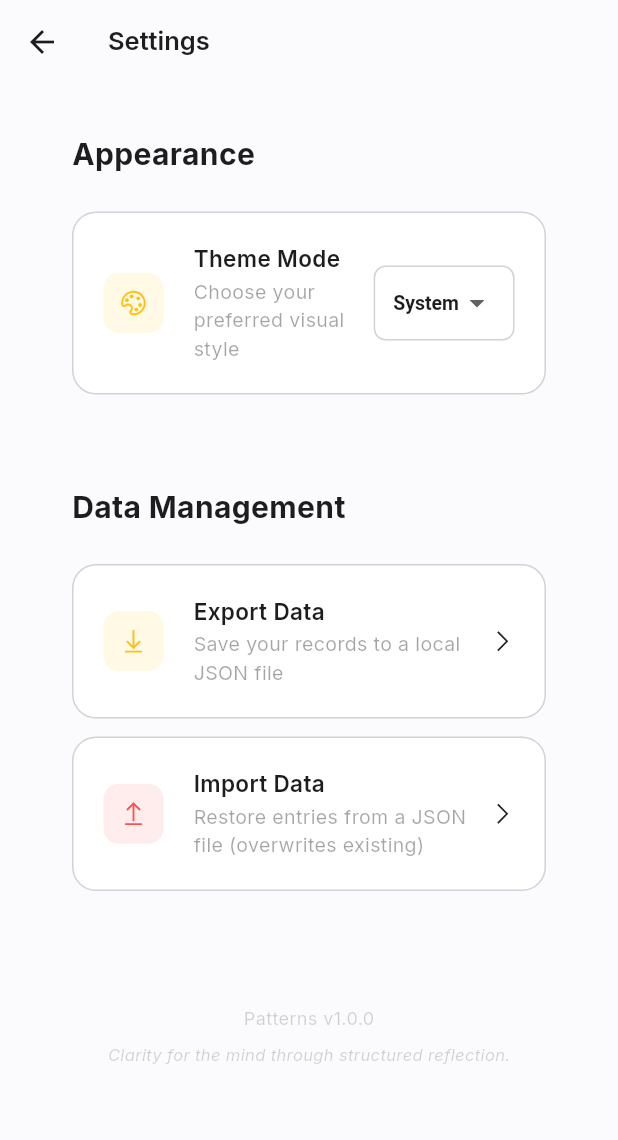
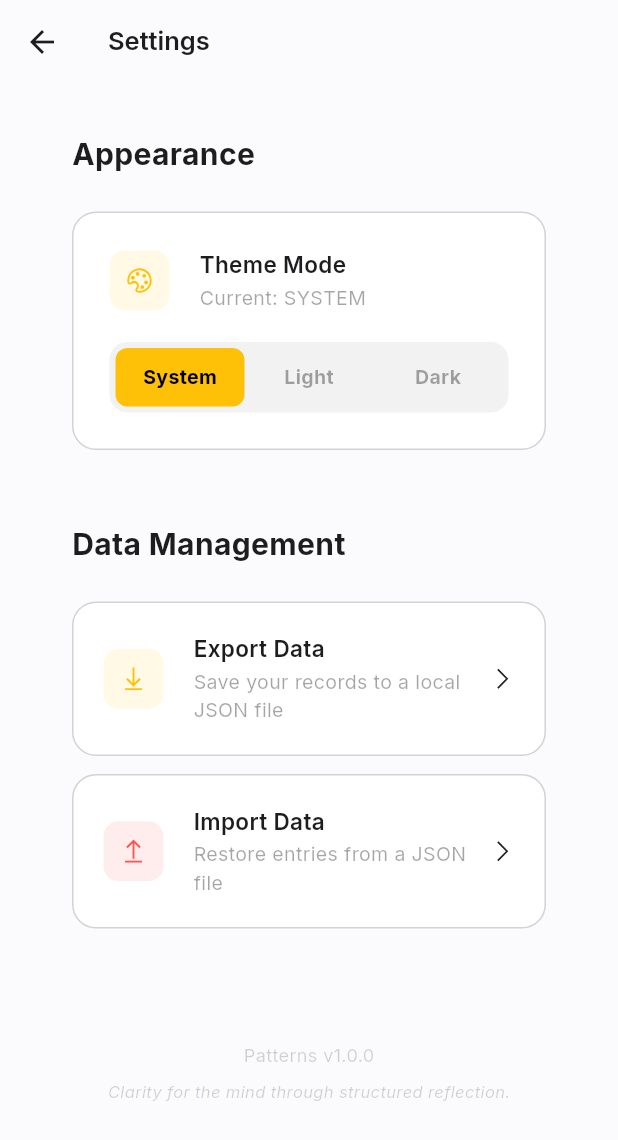
Before and after one commit to maskedsyntax/patterns, a Flutter app: the SettingsScreen screen opened directly, on a phone screen of 412 x 824 dp. Shown: the top 1140 px of the screen. Run offline on Flutter 3.47's test engine with Material 3 defaults, Android fonts, the phone set to English and light mode, and no system bars; our stand-ins replace file_picker, flutter_riverpod, google_fonts, line_icons, sqflite_common_ffi; accounts and stored records are empty.

Commit message:
Fix theme toggle logic, overhaul Settings UI with custom theme selector, and improve Import/Export workflow

```diff
--- a/lib/main.dart
+++ b/lib/main.dart
@@ -16,8 +16,8 @@ class ThemeModeNotifier extends Notifier<ThemeMode> {
     state = mode;
   }
 
-  void toggle() {
-    if (state == ThemeMode.dark) {
+  void toggle(bool currentlyDark) {
+    if (currentlyDark) {
       state = ThemeMode.light;
     } else {
       state = ThemeMode.dark;
@@ -74,7 +74,7 @@ class _HomeScreenState extends ConsumerState<HomeScreen> {
   @override
   Widget build(BuildContext context) {
     final theme = Theme.of(context);
-    final currentThemeMode = ref.watch(themeModeProvider);
+    final isDark = theme.brightness == Brightness.dark;
 
     return Scaffold(
       body: Row(
@@ -128,12 +128,12 @@ class _HomeScreenState extends ConsumerState<HomeScreen> {
                 const Spacer(),
                 IconButton(
                   icon: Icon(
-                    currentThemeMode == ThemeMode.dark ? Icons.light_mode_outlined : Icons.dark_mode_outlined,
+                    isDark ? Icons.light_mode_outlined : Icons.dark_mode_outlined,
                     size: 20,
                     color: theme.colorScheme.onSurface.withOpacity(0.6),
                   ),
                   onPressed: () {
-                    ref.read(themeModeProvider.notifier).toggle();
+                    ref.read(themeModeProvider.notifier).toggle(isDark);
                   },
                 ),
                 const SizedBox(height: 32),
--- a/lib/screens/settings_screen.dart
+++ b/lib/screens/settings_screen.dart
@@ -17,8 +17,6 @@ class SettingsScreen extends ConsumerWidget {
       final path = await FilePicker.platform.saveFile(
         dialogTitle: 'Export Data',
         fileName: 'patterns_export.json',
-        type: FileType.custom,
-        allowedExtensions: ['json'],
       );
       if (path != null) {
         final file = File(path);
@@ -39,11 +37,28 @@ class SettingsScreen extends ConsumerWidget {
   }
 
   Future<void> _importData(BuildContext context, WidgetRef ref) async {
+    final confirmed = await showDialog<bool>(
+      context: context,
+      builder: (context) => AlertDialog(
+        title: const Text('Import Data?'),
+        content: const Text('This will overwrite all your current journal and OCD entries. This action cannot be undone.'),
+        actions: [
+          TextButton(onPressed: () => Navigator.pop(context, false), child: const Text('Cancel')),
+          ElevatedButton(
+            style: ElevatedButton.styleFrom(backgroundColor: Colors.redAccent, foregroundColor: Colors.white),
+            onPressed: () => Navigator.pop(context, true),
+            child: const Text('Import & Overwrite')
+          ),
+        ],
+      ),
+    );
+
+    if (confirmed != true) return;
+
     try {
       final result = await FilePicker.platform.pickFiles(
-        dialogTitle: 'Import Data',
-        type: FileType.custom,
-        allowedExtensions: ['json'],
+        dialogTitle: 'Select patterns_export.json',
+        type: FileType.any,
       );
       if (result != null && result.files.single.path != null) {
         final file = File(result.files.single.path!);
@@ -83,32 +98,45 @@ class SettingsScreen extends ConsumerWidget {
             children: [
               Text('Appearance', style: GoogleFonts.inter(fontSize: 20, fontWeight: FontWeight.w700)),
               const SizedBox(height: 24),
-              _SettingsItem(
-                title: 'Theme Mode',
-                subtitle: 'Choose your preferred visual style',
-                icon: LineIcons.palette,
-                trailing: DropdownButtonHideUnderline(
-                  child: Container(
-                    padding: const EdgeInsets.symmetric(horizontal: 12),
-                    decoration: BoxDecoration(
-                      borderRadius: BorderRadius.circular(8),
-                      border: Border.all(color: theme.dividerColor),
+              _SettingsCard(
+                child: Column(
+                  children: [
+                    _SettingsRow(
+                      title: 'Theme Mode',
+                      subtitle: 'Current: ${themeMode.name.toUpperCase()}',
+                      icon: LineIcons.palette,
                     ),
-                    child: DropdownButton<ThemeMode>(
-                      value: themeMode,
-                      style: TextStyle(color: theme.colorScheme.onSurface, fontSize: 13, fontWeight: FontWeight.w600),
-                      onChanged: (mode) {
-                        if (mode != null) {
-                          ref.read(themeModeProvider.notifier).setThemeMode(mode);
-                        }
-                      },
-                      items: const [
-                        DropdownMenuItem(value: ThemeMode.system, child: Text('System')),
-                        DropdownMenuItem(value: ThemeMode.light, child: Text('Light')),
-                        DropdownMenuItem(value: ThemeMode.dark, child: Text('Dark')),
-                      ],
+                    const SizedBox(height: 20),
+                    Container(
+                      decoration: BoxDecoration(
+                        color: theme.brightness == Brightness.dark ? Colors.white.withOpacity(0.05) : Colors.black.withOpacity(0.05),
+                        borderRadius: BorderRadius.circular(12),
+                      ),
+                      padding: const EdgeInsets.all(4),
+                      child: Row(
+                        children: [
+                          _ThemeOption(
+                            label: 'System',
+                            isSelected: themeMode == ThemeMode.system,
+                            onTap: () => ref.read(themeModeProvider.notifier).setThemeMode(ThemeMode.system),
+                            theme: theme,
+                          ),
+                          _ThemeOption(
+                            label: 'Light',
+                            isSelected: themeMode == ThemeMode.light,
+                            onTap: () => ref.read(themeModeProvider.notifier).setThemeMode(ThemeMode.light),
+                            theme: theme,
+                          ),
+                          _ThemeOption(
+                            label: 'Dark',
+                            isSelected: themeMode == ThemeMode.dark,
+                            onTap: () => ref.read(themeModeProvider.notifier).setThemeMode(ThemeMode.dark),
+                            theme: theme,
+                          ),
+                        ],
+                      ),
                     ),
-                  ),
+                  ],
                 ),
               ),
               const SizedBox(height: 48),
@@ -123,7 +151,7 @@ class SettingsScreen extends ConsumerWidget {
               ),
               _SettingsItem(
                 title: 'Import Data',
-                subtitle: 'Restore entries from a JSON file (overwrites existing)',
+                subtitle: 'Restore entries from a JSON file',
                 icon: LineIcons.upload,
                 onTap: () => _importData(context, ref),
                 trailing: const Icon(LineIcons.angleRight, size: 18),
@@ -146,6 +174,103 @@ class SettingsScreen extends ConsumerWidget {
                 ),
               ),
             ],
+          ),
+        ),
+      ),
+    );
+  }
+}
+
+class _SettingsCard extends StatelessWidget {
+  final Widget child;
+  const _SettingsCard({required this.child});
+
+  @override
+  Widget build(BuildContext context) {
+    final theme = Theme.of(context);
+    return Container(
+      padding: const EdgeInsets.all(24),
+      decoration: BoxDecoration(
+        color: theme.cardTheme.color,
+        borderRadius: BorderRadius.circular(16),
+        border: Border.all(color: theme.dividerColor),
+      ),
+      child: child,
+    );
+  }
+}
+
+class _SettingsRow extends StatelessWidget {
+  final String title;
+  final String subtitle;
+  final IconData icon;
+
+  const _SettingsRow({required this.title, required this.subtitle, required this.icon});
+
+  @override
+  Widget build(BuildContext context) {
+    final theme = Theme.of(context);
+    return Row(
+      children: [
+        Container(
+          padding: const EdgeInsets.all(10),
+          decoration: BoxDecoration(
+            color: theme.colorScheme.primary.withOpacity(0.1),
+            borderRadius: BorderRadius.circular(10),
+          ),
+          child: Icon(icon, size: 20, color: theme.colorScheme.primary),
+        ),
+        const SizedBox(width: 20),
+        Column(
+          crossAxisAlignment: CrossAxisAlignment.start,
+          children: [
+            Text(title, style: const TextStyle(fontWeight: FontWeight.w600, fontSize: 15)),
+            const SizedBox(height: 2),
+            Text(
+              subtitle,
+              style: TextStyle(color: theme.colorScheme.onSurface.withOpacity(0.4), fontSize: 13)
+            ),
+          ],
+        ),
+      ],
+    );
+  }
+}
+
+class _ThemeOption extends StatelessWidget {
+  final String label;
+  final bool isSelected;
+  final VoidCallback onTap;
+  final ThemeData theme;
+
+  const _ThemeOption({
+    required this.label,
+    required this.isSelected,
+    required this.onTap,
+    required this.theme,
+  });
+
+  @override
+  Widget build(BuildContext context) {
+    return Expanded(
+      child: InkWell(
+        onTap: onTap,
+        borderRadius: BorderRadius.circular(8),
+        child: Container(
+          padding: const EdgeInsets.symmetric(vertical: 10),
+          decoration: BoxDecoration(
+            color: isSelected ? theme.colorScheme.primary : Colors.transparent,
+            borderRadius: BorderRadius.circular(8),
+          ),
+          child: Center(
+            child: Text(
+              label,
+              style: TextStyle(
+                fontSize: 13,
+                fontWeight: FontWeight.w700,
+                color: isSelected ? Colors.black : theme.colorScheme.onSurface.withOpacity(0.4),
+              ),
+            ),
           ),
         ),
       ),
```
